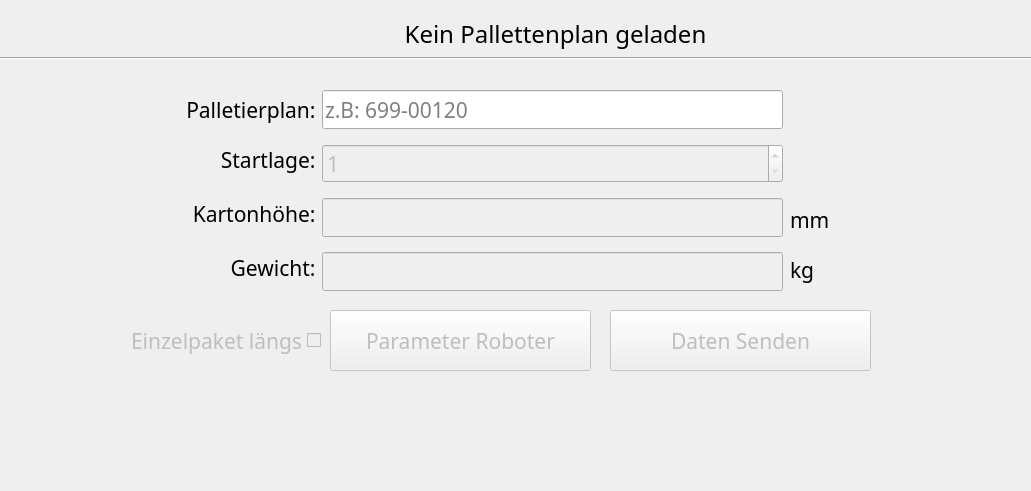
Old version of the form ui_files/MainWindow.ui in the repository Snupai/MultipackParser; both pictures show x 0 to 1031 and y 0 to 491 of the 1280 by 720 pixel window.
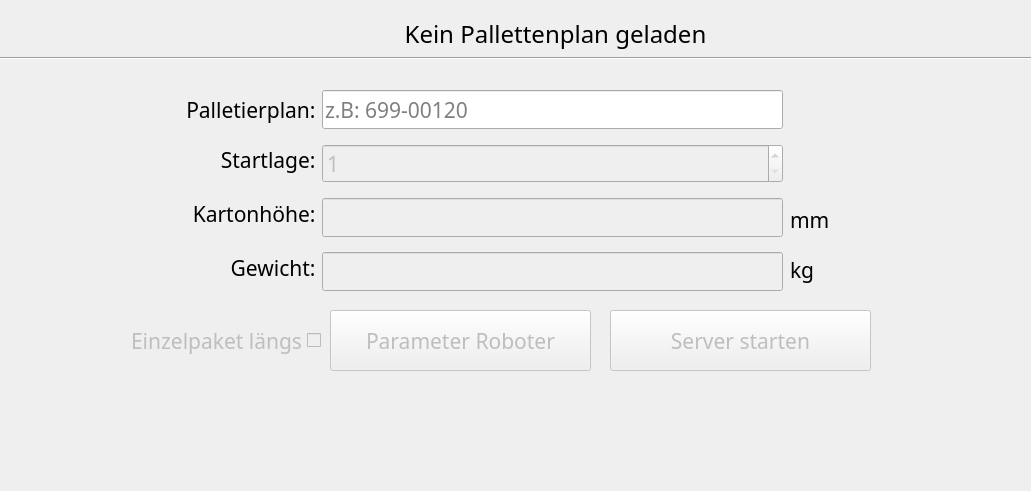
New version of the form. Icons and pictures are not drawn.

Commit message:
Update MainWindow UI layout and button labels
- Increased the height of the main window and related widgets for better visibility.
- Adjusted the position of the settings button to the top-left corner.
- Changed the button text from "Daten Senden" to "Server starten" for clarity.
- Updated the exit button text to "Restart\nApplication" to reflect new functionality.
--build

Patch:
```diff
--- a/ui_files/MainWindow.ui
+++ b/ui_files/MainWindow.ui
@@ -146,7 +146,7 @@
      <x>0</x>
      <y>0</y>
      <width>1280</width>
-     <height>390</height>
+     <height>711</height>
     </rect>
    </property>
    <property name="sizePolicy">
@@ -171,8 +171,8 @@
     <widget class="QPushButton" name="ButtonSettings">
      <property name="geometry">
       <rect>
-       <x>10</x>
-       <y>10</y>
+       <x>0</x>
+       <y>0</y>
        <width>61</width>
        <height>61</height>
       </rect>
@@ -246,7 +246,7 @@
       <cursorShape>PointingHandCursor</cursorShape>
      </property>
      <property name="text">
-      <string>Daten Senden</string>
+      <string>Server starten</string>
      </property>
     </widget>
     <widget class="QPushButton" name="ButtonOpenParameterRoboter">
```
Left out of the diff: 5 changed lines with no effect on the pictures. The commit also changes 1 other file.
